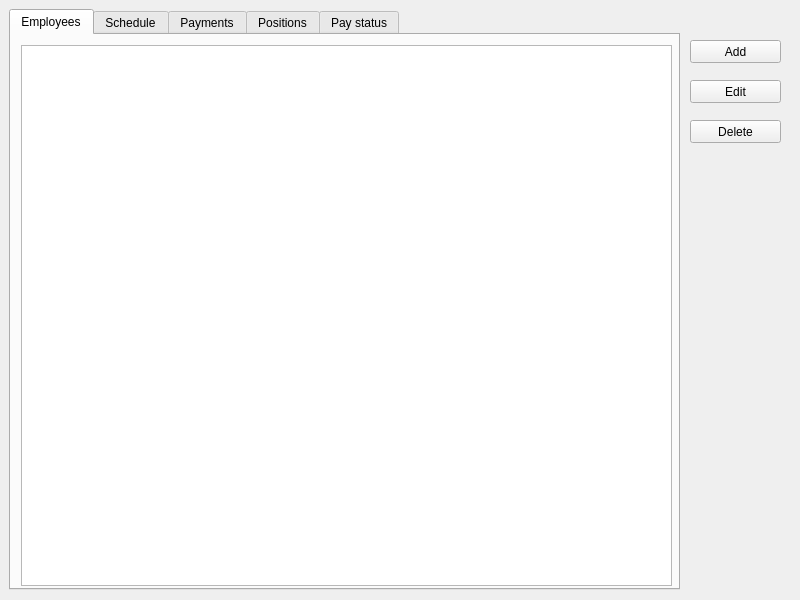
Above: design/mainwindow.ui from sqEquat/PySchedule before the change. Below: the same form after it.
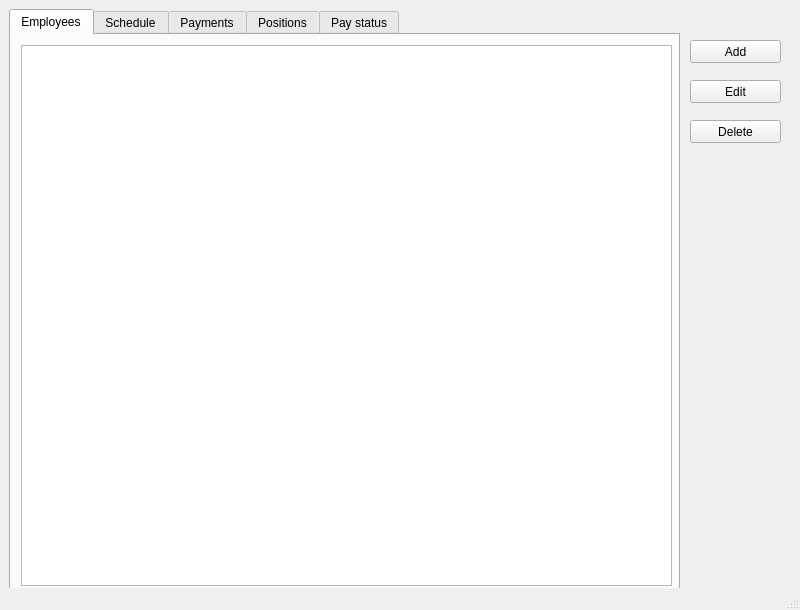
That is the form after the change.

Commit message: Add status bar

What changed in the file:
```diff
--- a/design/mainwindow.ui
+++ b/design/mainwindow.ui
@@ -7,19 +7,19 @@
     <x>0</x>
     <y>0</y>
     <width>800</width>
-    <height>600</height>
+    <height>610</height>
    </rect>
   </property>
   <property name="minimumSize">
    <size>
     <width>800</width>
-    <height>600</height>
+    <height>610</height>
    </size>
   </property>
   <property name="maximumSize">
    <size>
     <width>800</width>
-    <height>600</height>
+    <height>610</height>
    </size>
   </property>
   <property name="windowTitle">
@@ -154,6 +154,7 @@
     </property>
    </widget>
   </widget>
+  <widget class="QStatusBar" name="statusBar"/>
  </widget>
  <resources/>
  <connections/>
```
The commit also changes 2 other files.
